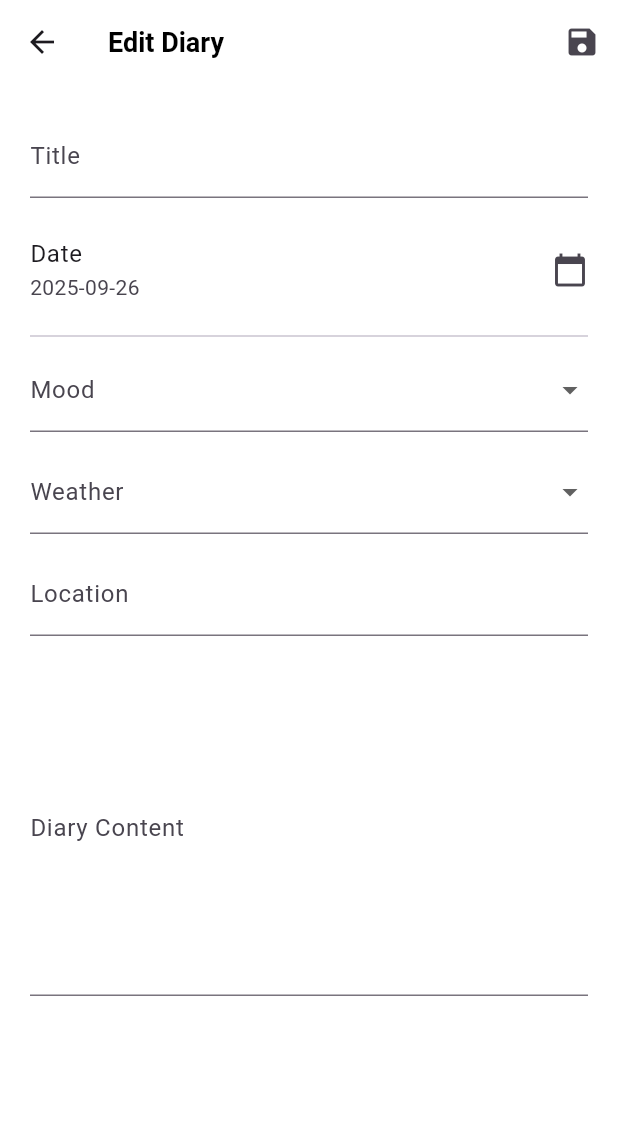
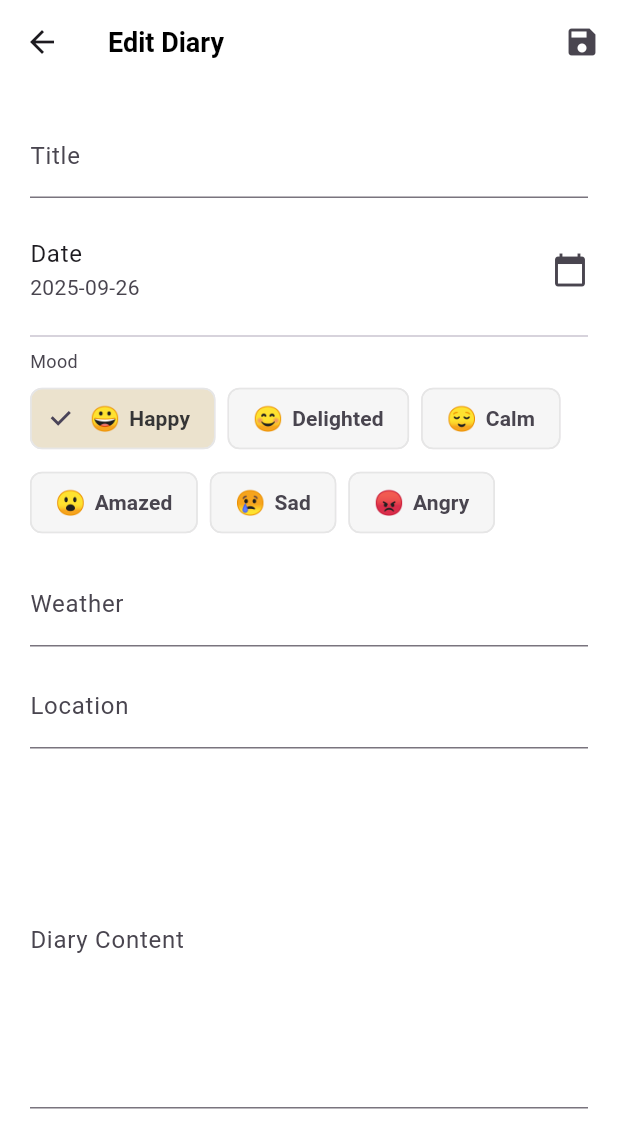
Before and after one commit to sanghyunbang/heat_trip_flutter, a Flutter app: the DiaryEditScreen screen opened directly with empty values, on a phone screen of 412 x 824 dp. Shown: the top 1148 px of the screen. Run offline on Flutter 3.47's test engine with Material 3 defaults, Android fonts, the phone set to English and light mode, and no system bars; our stand-ins replace cached_network_image, flutter_dotenv, flutter_svg, go_router, google_fonts, image_picker and 2 more; missing offline and left inert: flutter_web_auth_2; accounts and stored records are empty; project files that could hold a hidden picture were left out.

Commit message:
[feat-wip] 수정/삭제 완료됨. scheduleId가 없는 다이어리 상세보기오류 해결

```diff
--- a/lib/features/journey/data/journey_api.dart
+++ b/lib/features/journey/data/journey_api.dart
@@ -79,11 +79,13 @@ class RealJourneyApi implements JourneyApi {
 
   @override
   Future<void> deleteDiary(int id) async {
+    print(" ㅡㅡㅡㅡㅡㅡㅡjourney api - [delete] diary 호출됨, 호출된 id : $id");
     await _jrepo.deleteDiary(id); // 실제 호출
   }
 
   @override
   Future<DiaryEntry> updateDiary(DiaryEntry entry) async {
+    print(" ㅡㅡㅡㅡㅡㅡㅡjourney api - [update] diary 호출됨, 호출된 entry : ${entry} ");
     return await _jrepo.updateDiary(entry);
   }
 }
--- a/lib/features/journey/presentation/screens/diary_edit_screen.dart
+++ b/lib/features/journey/presentation/screens/diary_edit_screen.dart
@@ -1,4 +1,5 @@
 import 'package:flutter/material.dart';
+import 'package:heat_trip_flutter/features/journey/data/journey_api.dart';
 import '../../domain/models.dart';
 
 class DiaryEditScreen extends StatefulWidget {
@@ -14,10 +15,22 @@ class _DiaryEditScreenState extends State<DiaryEditScreen> {
   late TextEditingController _titleController;
   late TextEditingController _bodyController;
   late TextEditingController _locationController;
+  late TextEditingController _weatherController;
 
-  late String _selectedMood;
-  late String _selectedWeather;
+  final _moods = const [
+    ('😀', 'Happy'),
+    ('😊', 'Delighted'),
+    ('😌', 'Calm'),
+    ('😮', 'Amazed'),
+    ('😢', 'Sad'),
+    ('😡', 'Angry'),
+  ];
+  int _moodIndex = 0;
+
   late DateTime _selectedDate;
+
+  // ✅ 실제 API 인스턴스
+  final JourneyApi _journeyApi = RealJourneyApi();
 
   @override
   void initState() {
@@ -25,9 +38,12 @@ class _DiaryEditScreenState extends State<DiaryEditScreen> {
     _titleController = TextEditingController(text: widget.entry.title);
     _bodyController = TextEditingController(text: widget.entry.body);
     _locationController = TextEditingController(text: widget.entry.location);
-    _selectedMood = widget.entry.moodLabel;
-    _selectedWeather = widget.entry.weatherLabel;
+    _weatherController = TextEditingController(text: widget.entry.weatherLabel);
     _selectedDate = widget.entry.date;
+
+    final moodLabel = widget.entry.moodLabel;
+    final index = _moods.indexWhere((m) => m.$2 == moodLabel);
+    _moodIndex = index != -1 ? index : 0;
   }
 
   @override
@@ -35,19 +51,31 @@ class _DiaryEditScreenState extends State<DiaryEditScreen> {
     _titleController.dispose();
     _bodyController.dispose();
     _locationController.dispose();
+    _weatherController.dispose();
     super.dispose();
   }
 
-  void _save() {
+  Future<void> _save() async {
     final updatedEntry = widget.entry.copyWith(
       title: _titleController.text,
       body: _bodyController.text,
       location: _locationController.text,
-      moodLabel: _selectedMood,
-      weatherLabel: _selectedWeather,
+      moodLabel: _moods[_moodIndex].$2,
+      weatherLabel: _weatherController.text,
       date: _selectedDate,
     );
-    Navigator.pop(context, updatedEntry);
+
+    try {
+      final result = await _journeyApi.updateDiary(updatedEntry); // ✅ 서버에 수정 요청
+      if (!mounted) return;
+      Navigator.pop(context, result); // 수정된 객체 반환
+    } catch (e) {
+      print('❌ Failed to update diary: $e');
+      if (!mounted) return;
+      ScaffoldMessenger.of(
+        context,
+      ).showSnackBar(const SnackBar(content: Text('Failed to update diary')));
+    }
   }
 
   Future<void> _pickDate() async {
@@ -64,6 +92,8 @@ class _DiaryEditScreenState extends State<DiaryEditScreen> {
 
   @override
   Widget build(BuildContext context) {
+    final subtle = Theme.of(context).colorScheme.onSurfaceVariant;
+
     return Scaffold(
       appBar: AppBar(
         title: const Text('Edit Diary'),
@@ -90,28 +120,43 @@ class _DiaryEditScreenState extends State<DiaryEditScreen> {
           const Divider(),
 
           // 감정 선택
-          DropdownButtonFormField<String>(
-            value: _selectedMood,
-            decoration: const InputDecoration(labelText: 'Mood'),
-            items: ['Happy', 'Sad', 'Excited', 'Tired']
-                .map((mood) => DropdownMenuItem(value: mood, child: Text(mood)))
-                .toList(),
-            onChanged: (value) => setState(() => _selectedMood = value ?? ''),
+          Text('Mood', style: TextStyle(fontSize: 12, color: subtle)),
+          const SizedBox(height: 6),
+          Wrap(
+            spacing: 8,
+            runSpacing: 8,
+            children: [
+              for (int i = 0; i < _moods.length; i++)
+                ChoiceChip(
+                  label: Row(
+                    mainAxisSize: MainAxisSize.min,
+                    children: [
+                      Text(_moods[i].$1, style: const TextStyle(fontSize: 16)),
+                      const SizedBox(width: 6),
+                      Text(_moods[i].$2),
+                    ],
+                  ),
+                  selected: _moodIndex == i,
+                  onSelected: (_) => setState(() => _moodIndex = i),
+                  selectedColor: const Color(0xFFEBE2CD),
+                  labelStyle: TextStyle(
+                    color: _moodIndex == i ? const Color(0xFF353535) : null,
+                    fontWeight: FontWeight.w600,
+                  ),
+                  side: const BorderSide(color: Color(0xFFE6E6E6)),
+                  backgroundColor: const Color(0xFFF6F6F6),
+                ),
+            ],
           ),
-          const SizedBox(height: 12),
+          const SizedBox(height: 16),
 
-          // 날씨 선택
-          DropdownButtonFormField<String>(
-            value: _selectedWeather,
-            decoration: const InputDecoration(labelText: 'Weather'),
-            items: ['Sunny', 'Cloudy', 'Rainy', 'Snowy']
-                .map(
-                  (weather) =>
-                      DropdownMenuItem(value: weather, child: Text(weather)),
-                )
-                .toList(),
-            onChanged: (value) =>
-                setState(() => _selectedWeather = value ?? ''),
+          // 날씨 입력
+          TextField(
+            controller: _weatherController,
+            decoration: const InputDecoration(
+              labelText: 'Weather',
+              hintText: 'e.g. Sunny, 25°C',
+            ),
           ),
           const SizedBox(height: 12),
 
```
Also changed, not shown: lib/features/journey/data/journey_repository_impl.dart (+7 -2 lines), lib/features/journey/journey_routes.dart (+8 -5 lines), lib/features/journey/presentation/screens/diary_detail_screen.dart (+32 -12 lines).
